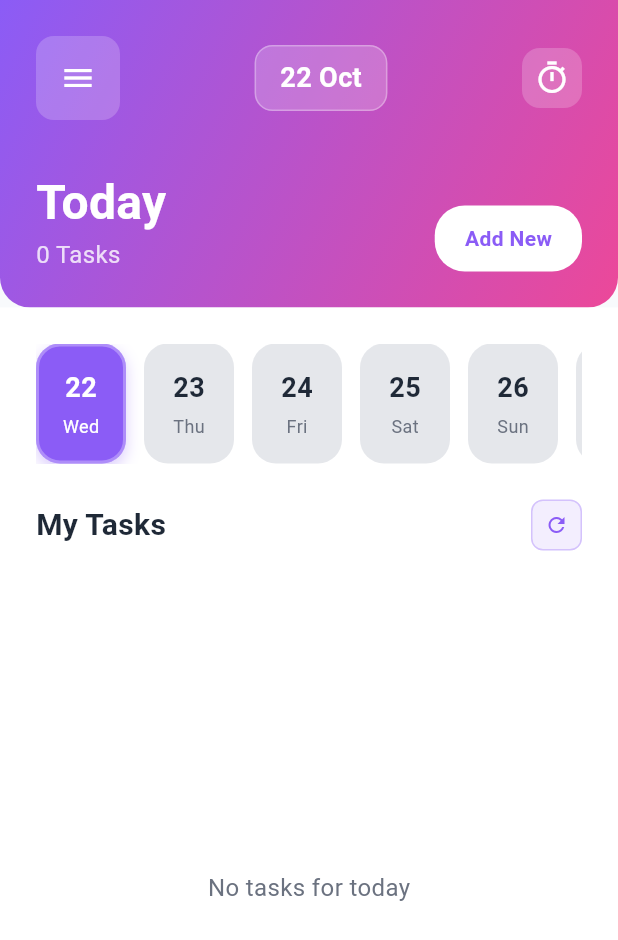
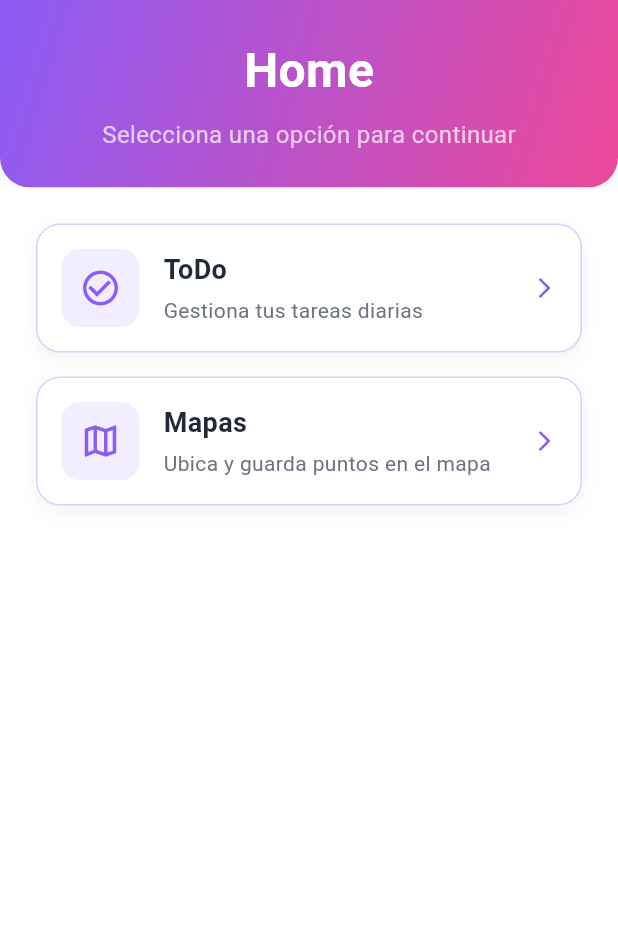
Before and after one commit to jonmid/todo_flutter, a Flutter app: the screen it shows once a user with an empty profile is signed in, on a phone screen of 412 x 824 dp. Shown: the top 940 px of the screen. Run offline on Flutter 3.47's test engine with Material 3 defaults, Android fonts, the phone set to English and light mode, and no system bars; our stand-ins replace flutter_dotenv, flutter_map, geolocator, get, image_picker, latlong2 and 1 more; accounts and stored records are empty; Roboto replaces fonts that are missing (SF Pro Display).

```diff
--- a/lib/presentation/pages/auth_gate.dart
+++ b/lib/presentation/pages/auth_gate.dart
@@ -2,7 +2,7 @@ import 'package:flutter/material.dart';
 import 'package:supabase_flutter/supabase_flutter.dart';
 import '../../core/config/supabase_config.dart';
 import 'auth_page.dart';
-import 'home_page.dart';
+import 'home_menu_page.dart';
 
 class AuthGate extends StatelessWidget {
   const AuthGate({super.key});
@@ -15,7 +15,7 @@ class AuthGate extends StatelessWidget {
       builder: (context, snapshot) {
         final session = client.auth.currentSession;
         if (session != null) {
-          return const HomePage();
+          return const HomeMenuPage();
         }
         return const AuthPage();
       },
--- /dev/null
+++ b/lib/presentation/pages/home_menu_page.dart
@@ -0,0 +1,162 @@
+import 'package:flutter/material.dart';
+import 'package:get/get.dart';
+import '../../core/constants/app_colors.dart';
+import 'home_page.dart';
+import 'maps_page.dart';
+
+class HomeMenuPage extends StatelessWidget {
+  const HomeMenuPage({super.key});
+
+  @override
+  Widget build(BuildContext context) {
+    return Scaffold(
+      backgroundColor: AppColors.backgroundColor,
+      body: SafeArea(
+        child: Column(
+          children: [
+            // Header gradient matching existing design
+            Container(
+              width: MediaQuery.of(context).size.width,
+              decoration: const BoxDecoration(
+                gradient: AppColors.primaryGradient,
+                borderRadius: BorderRadius.only(
+                  bottomLeft: Radius.circular(20),
+                  bottomRight: Radius.circular(20),
+                ),
+              ),
+              child: Padding(
+                padding: const EdgeInsets.all(24),
+                child: Column(
+                  // crossAxisAlignment: CrossAxisAlignment.start,
+                  children: const [
+                    Text(
+                      'Home',
+                      style: TextStyle(
+                        color: Colors.white,
+                        fontSize: 32,
+                        fontWeight: FontWeight.bold,
+                      ),
+                    ),
+                    SizedBox(height: 8),
+                    Text(
+                      'Selecciona una opción para continuar',
+                      style: TextStyle(color: Colors.white70, fontSize: 16),
+                    ),
+                  ],
+                ),
+              ),
+            ),
+            // Content section with two options
+            Expanded(
+              child: Container(
+                color: Colors.white,
+                child: Padding(
+                  padding: const EdgeInsets.all(24),
+                  child: Column(
+                    children: [
+                      _HomeOptionCard(
+                        icon: Icons.check_circle_outline,
+                        title: 'ToDo',
+                        subtitle: 'Gestiona tus tareas diarias',
+                        onTap: () => Get.to(() => const HomePage()),
+                      ),
+                      const SizedBox(height: 16),
+                      _HomeOptionCard(
+                        icon: Icons.map_outlined,
+                        title: 'Mapas',
+                        subtitle: 'Ubica y guarda puntos en el mapa',
+                        onTap: () => Get.to(() => const MapsPage()),
+                      ),
+                    ],
+                  ),
+                ),
+              ),
+            ),
+          ],
+        ),
+      ),
+    );
+  }
+}
+
+class _HomeOptionCard extends StatelessWidget {
+  final IconData icon;
+  final String title;
+  final String subtitle;
+  final VoidCallback onTap;
+
+  const _HomeOptionCard({
+    required this.icon,
+    required this.title,
+    required this.subtitle,
+    required this.onTap,
+    super.key,
+  });
+
+  @override
+  Widget build(BuildContext context) {
+    return GestureDetector(
+      onTap: onTap,
+      child: Container(
+        width: double.infinity,
+        padding: const EdgeInsets.all(16),
+        decoration: BoxDecoration(
+          color: AppColors.cardBackground,
+          borderRadius: BorderRadius.circular(16),
+          border: Border.all(
+            color: AppColors.primaryPurple.withOpacity(0.3),
+            width: 1,
+          ),
+          boxShadow: [
+            BoxShadow(
+              color: Colors.black.withOpacity(0.05),
+              blurRadius: 10,
+              offset: const Offset(0, 4),
+            ),
+          ],
+        ),
+        child: Row(
+          children: [
+            Container(
+              padding: const EdgeInsets.all(12),
+              decoration: BoxDecoration(
+                color: AppColors.primaryPurple.withOpacity(0.1),
+                borderRadius: BorderRadius.circular(12),
+              ),
+              child: Icon(icon, color: AppColors.primaryPurple, size: 28),
+            ),
+            const SizedBox(width: 16),
+            Expanded(
+              child: Column(
+                crossAxisAlignment: CrossAxisAlignment.start,
+                children: [
+                  Text(
+                    title,
+                    style: const TextStyle(
+                      fontSize: 18,
+                      fontWeight: FontWeight.bold,
+                      color: AppColors.primaryText,
+                    ),
+                  ),
+                  const SizedBox(height: 4),
+                  Text(
+                    subtitle,
+                    style: const TextStyle(
+                      fontSize: 14,
+                      color: AppColors.secondaryText,
+                    ),
+                  ),
+                ],
+              ),
+            ),
+            const Icon(
+              Icons.arrow_forward_ios,
+              size: 16,
+              color: AppColors.primaryPurple,
+            ),
+          ],
+        ),
+      ),
+    );
+  }
+}
--- a/pubspec.yaml
+++ b/pubspec.yaml
@@ -50,6 +50,12 @@ dependencies:
   # Image picker for selecting images
   image_picker: ^1.0.7
 
+  # OpenStreetMap via flutter_map
+  flutter_map: ^7.0.2
+  latlong2: ^0.9.0
+
+  # Device geolocation
+  geolocator: ^10.1.0
 dev_dependencies:
   flutter_test:
     sdk: flutter
```
Also changed, not shown: lib/data/models/map_point_model.dart (added, +52 -0 lines), lib/data/repositories/map_repository_impl.dart (added, +54 -0 lines), lib/domain/entities/map_point_entity.dart (added, +17 -0 lines), lib/domain/repositories/map_repository.dart (added, +11 -0 lines), lib/presentation/controllers/map_controller.dart (added, +63 -0 lines), lib/presentation/pages/maps_page.dart (added, +237 -0 lines), pubspec.lock, 5 other files.
